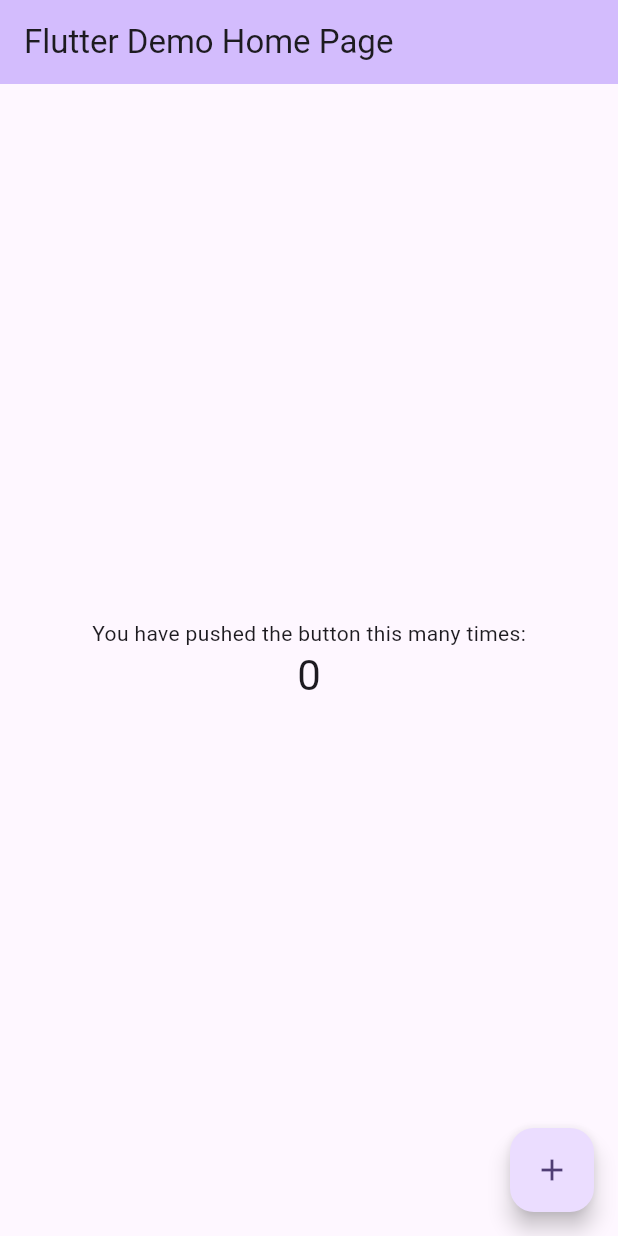
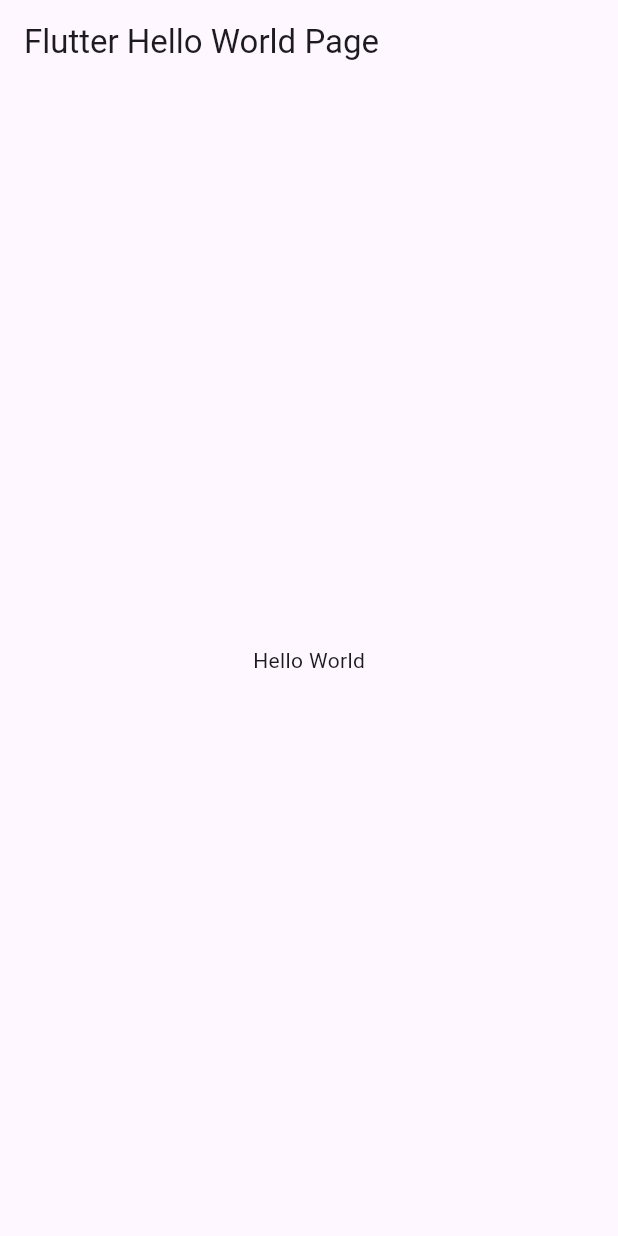
Before and after one commit to rakanatha2004/2211102062_Muhammad_Rakan_Atha, a Flutter app: the screen it shows after launch, on a phone screen of 412 x 824 dp. Run offline on Flutter 3.47's test engine with Material 3 defaults, Android fonts, the phone set to English and light mode, and no system bars.

Commit message:
update 24/02/25

```diff
--- a/praktikum_1/lib/main.dart
+++ b/praktikum_1/lib/main.dart
@@ -1,3 +1,4 @@
+// ignore_for_file: prefer_const_constructors
 import 'package:flutter/material.dart';
 
 void main() {
@@ -5,118 +6,30 @@ void main() {
 }
 
 class MyApp extends StatelessWidget {
-  const MyApp({super.key});
-
+  const MyApp({Key? key}) : super(key: key);
   // This widget is the root of your application.
   @override
   Widget build(BuildContext context) {
     return MaterialApp(
-      title: 'Flutter Demo',
-      theme: ThemeData(
-        // This is the theme of your application.
-        //
-        // TRY THIS: Try running your application with "flutter run". You'll see
-        // the application has a purple toolbar. Then, without quitting the app,
-        // try changing the seedColor in the colorScheme below to Colors.green
-        // and then invoke "hot reload" (save your changes or press the "hot
-        // reload" button in a Flutter-supported IDE, or press "r" if you used
-        // the command line to start the app).
-        //
-        // Notice that the counter didn't reset back to zero; the application
-        // state is not lost during the reload. To reset the state, use hot
-        // restart instead.
-        //
-        // This works for code too, not just values: Most code changes can be
-        // tested with just a hot reload.
-        colorScheme: ColorScheme.fromSeed(seedColor: Colors.deepPurple),
-      ),
-      home: const MyHomePage(title: 'Flutter Demo Home Page'),
+      title: "Hello World",
+      home: const MyHomePage(title: "Flutter Hello World Page"),
     );
   }
 }
 
 class MyHomePage extends StatefulWidget {
-  const MyHomePage({super.key, required this.title});
-
-  // This widget is the home page of your application. It is stateful, meaning
-  // that it has a State object (defined below) that contains fields that affect
-  // how it looks.
-
-  // This class is the configuration for the state. It holds the values (in this
-  // case the title) provided by the parent (in this case the App widget) and
-  // used by the build method of the State. Fields in a Widget subclass are
-  // always marked "final".
-
+  const MyHomePage({Key? key, required this.title}) : super(key: key);
   final String title;
-
   @override
   State<MyHomePage> createState() => _MyHomePageState();
 }
 
 class _MyHomePageState extends State<MyHomePage> {
-  int _counter = 0;
-
-  void _incrementCounter() {
-    setState(() {
-      // This call to setState tells the Flutter framework that something has
-      // changed in this State, which causes it to rerun the build method below
-      // so that the display can reflect the updated values. If we changed
-      // _counter without calling setState(), then the build method would not be
-      // called again, and so nothing would appear to happen.
-      _counter++;
-    });
-  }
-
   @override
   Widget build(BuildContext context) {
-    // This method is rerun every time setState is called, for instance as done
-    // by the _incrementCounter method above.
-    //
-    // The Flutter framework has been optimized to make rerunning build methods
-    // fast, so that you can just rebuild anything that needs updating rather
-    // than having to individually change instances of widgets.
     return Scaffold(
-      appBar: AppBar(
-        // TRY THIS: Try changing the color here to a specific color (to
-        // Colors.amber, perhaps?) and trigger a hot reload to see the AppBar
-        // change color while the other colors stay the same.
-        backgroundColor: Theme.of(context).colorScheme.inversePrimary,
-        // Here we take the value from the MyHomePage object that was created by
-        // the App.build method, and use it to set our appbar title.
-        title: Text(widget.title),
-      ),
-      body: Center(
-        // Center is a layout widget. It takes a single child and positions it
-        // in the middle of the parent.
-        child: Column(
-          // Column is also a layout widget. It takes a list of children and
-          // arranges them vertically. By default, it sizes itself to fit its
-          // children horizontally, and tries to be as tall as its parent.
-          //
-          // Column has various properties to control how it sizes itself and
-          // how it positions its children. Here we use mainAxisAlignment to
-          // center the children vertically; the main axis here is the vertical
-          // axis because Columns are vertical (the cross axis would be
-          // horizontal).
-          //
-          // TRY THIS: Invoke "debug painting" (choose the "Toggle Debug Paint"
-          // action in the IDE, or press "p" in the console), to see the
-          // wireframe for each widget.
-          mainAxisAlignment: MainAxisAlignment.center,
-          children: <Widget>[
-            const Text('You have pushed the button this many times:'),
-            Text(
-              '$_counter',
-              style: Theme.of(context).textTheme.headlineMedium,
-            ),
-          ],
-        ),
-      ),
-      floatingActionButton: FloatingActionButton(
-        onPressed: _incrementCounter,
-        tooltip: 'Increment',
-        child: const Icon(Icons.add),
-      ), // This trailing comma makes auto-formatting nicer for build methods.
+      appBar: AppBar(title: Text(widget.title)),
+      body: Center(child: Text('Hello World')),
     );
   }
 }
```
